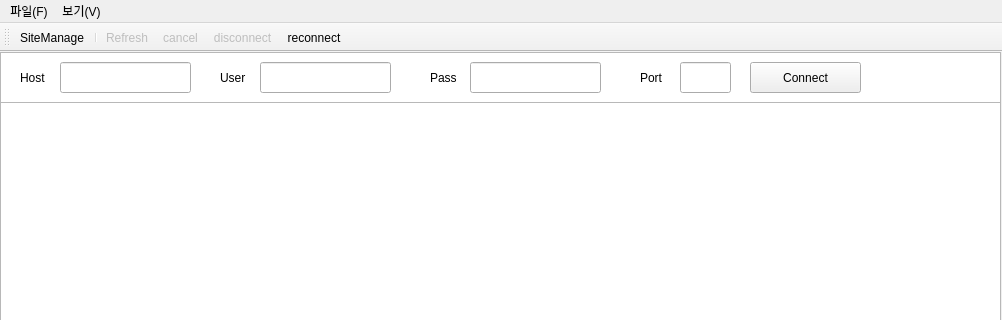
First picture: the form in QtGuiApplication1/QtGuiApplication1.ui, repository judaihyun/QtFTPClient, before the edit; both pictures show x 0 to 1002 and y 0 to 320 of the 1002 by 780 pixel window.
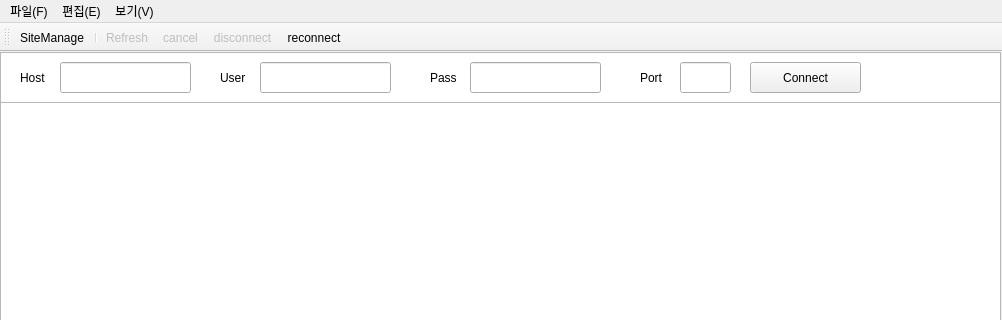
Second picture: the form after the edit. Icons and pictures are not drawn.

What changed in the file:
```diff
--- a/QtGuiApplication1/QtGuiApplication1.ui
+++ b/QtGuiApplication1/QtGuiApplication1.ui
@@ -208,7 +208,14 @@
     </property>
     <addaction name="actionDebug_Mode"/>
    </widget>
+   <widget class="QMenu" name="menu_E">
+    <property name="title">
+     <string>편집(E)</string>
+    </property>
+    <addaction name="actSetting"/>
+   </widget>
    <addaction name="menu_F"/>
+   <addaction name="menu_E"/>
    <addaction name="menu_V"/>
   </widget>
   <widget class="QStatusBar" name="statusBar"/>
```
Left out of the diff: 5 changed lines with no effect on the pictures.
